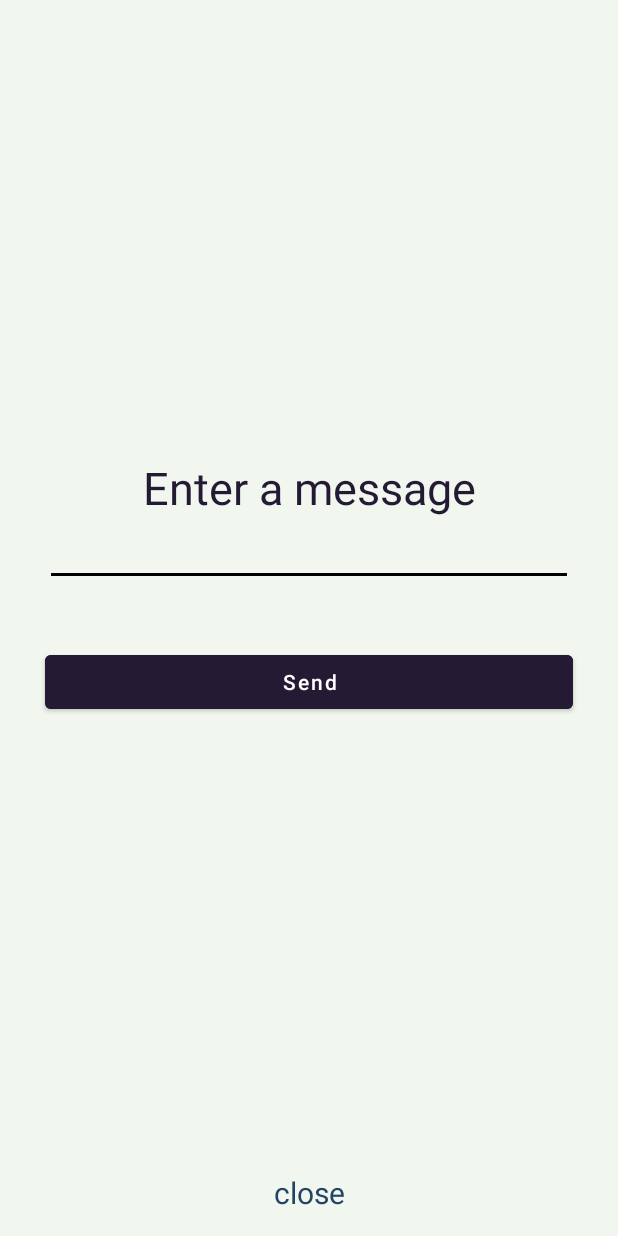
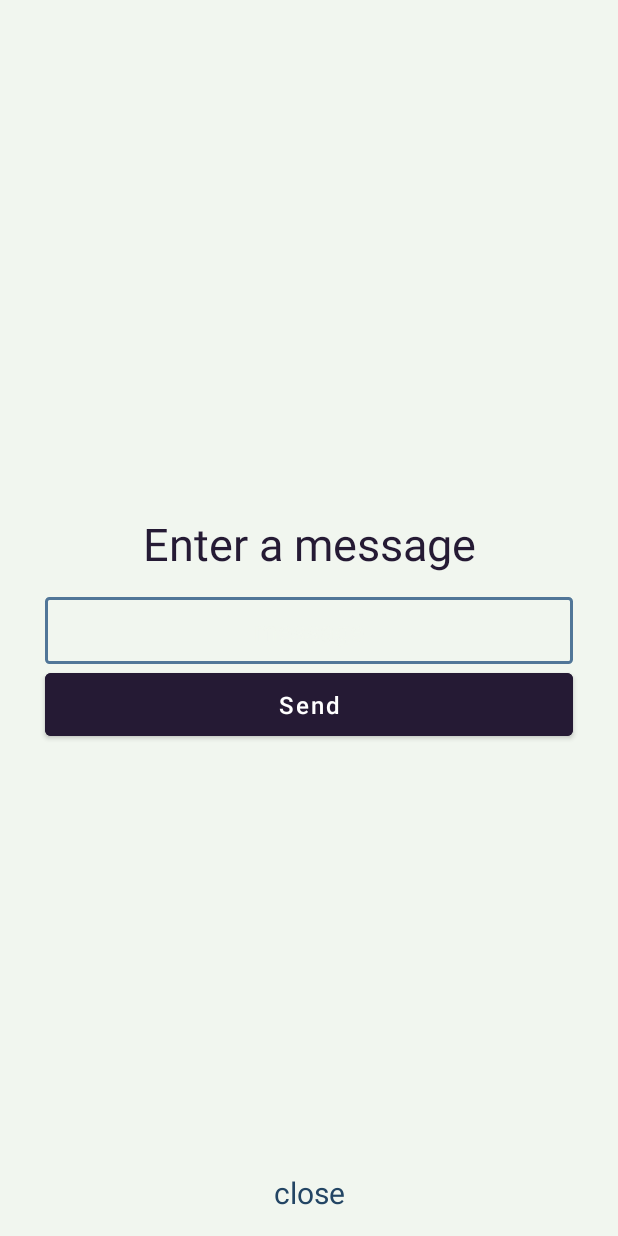
Before and after one commit to itsfeas/airblip, an Android app: the screen it shows after launch (MainActivity), after a tap on "Start sending", on a phone screen of 412 x 824 dp. Run offline under Robolectric (Android 15) with nearby library versions, the light colour scheme and no system bars.

Commit message:
FORM EDITS

```diff
--- a/app/src/main/java/com/example/airblip/MainActivity.java
+++ b/app/src/main/java/com/example/airblip/MainActivity.java
@@ -67,6 +67,7 @@ public class MainActivity extends AppCompatActivity {
         } catch (Exception ex) {
             changeOverlayText("Send failed");
             revealClose();
+            v.setEnabled(true);
         }
 
     }
--- /dev/null
+++ b/app/src/main/res/drawable/edit_text_border.xml
@@ -0,0 +1,15 @@
+<?xml version="1.0" encoding="utf-8"?>
+<shape
+    xmlns:android="http://schemas.android.com/apk/res/android"
+    android:shape="rectangle">
+    <solid
+        android:color="@android:color/transparent"/>
+    <corners
+        android:bottomRightRadius="2dp"
+        android:bottomLeftRadius="2dp"
+        android:topLeftRadius="2dp"
+        android:topRightRadius="2dp"/>
+    <stroke
+        android:color="#517698"
+        android:width="2dp"/>
+</shape>
--- a/app/src/main/res/layout/activity_main.xml
+++ b/app/src/main/res/layout/activity_main.xml
@@ -99,21 +99,27 @@
                         android:paddingHorizontal="40dp"
                         android:gravity="center"
                         android:layout_alignParentTop="true"
+                        android:layout_marginVertical="15dp"
                         />
 
                     <EditText
                         android:id="@+id/messageInput"
+                        android:padding="10dp"
                         android:layout_width="match_parent"
                         android:layout_height="wrap_content"
                         android:layout_below="@+id/status"
                         android:layout_marginHorizontal="30dp"
+
+                        android:gravity="center"
                         android:inputType="text"
                         android:paddingHorizontal="30dp"
-                        android:gravity="center"
-                        android:textColor="@color/blue"/>
+                        android:textColor="#517698"
+                        android:hint="message"
+                        android:background="@drawable/edit_text_border"
+                        android:textColorHint="#99F1F6EF"/>
 
                     <Button
-                        android:layout_marginVertical="40dp"
+
                         android:layout_width="match_parent"
                         android:layout_marginHorizontal="30dp"
                         android:layout_height="wrap_content"
@@ -123,6 +129,8 @@
                         android:text="Send"
                         android:textAllCaps="false"
                         android:id = "@+id/sendButton"
+                        android:paddingVertical="10dp"
+                        android:textSize="16dp"
                         />
 
 <!--                    <RelativeLayout-->
```
